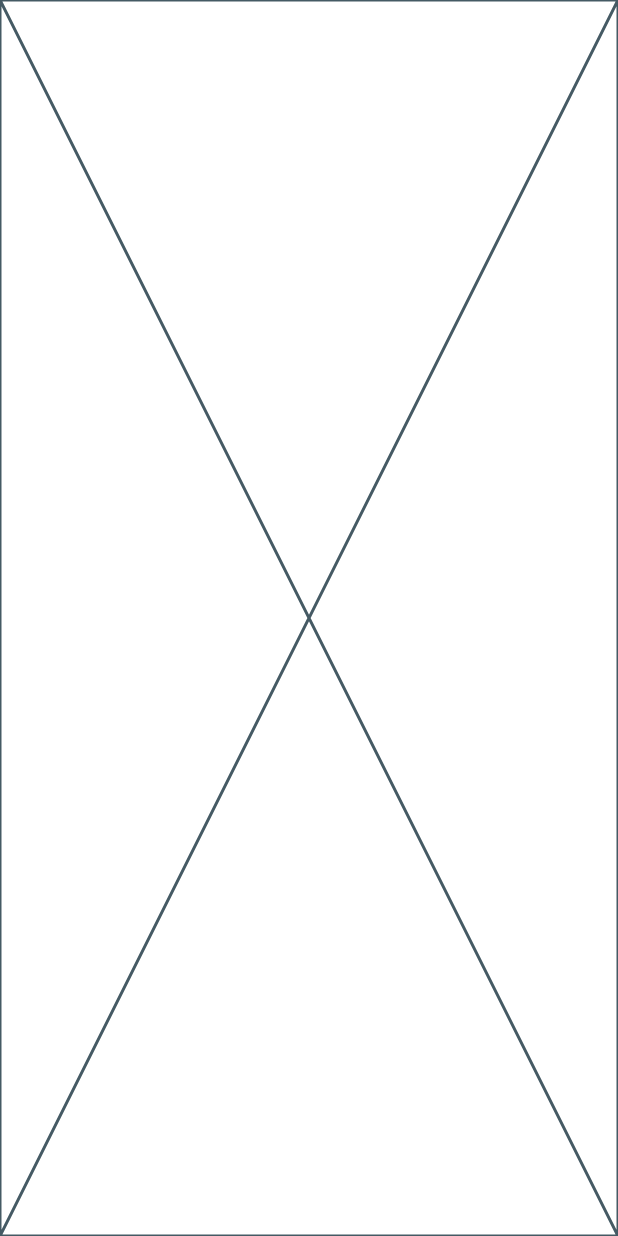
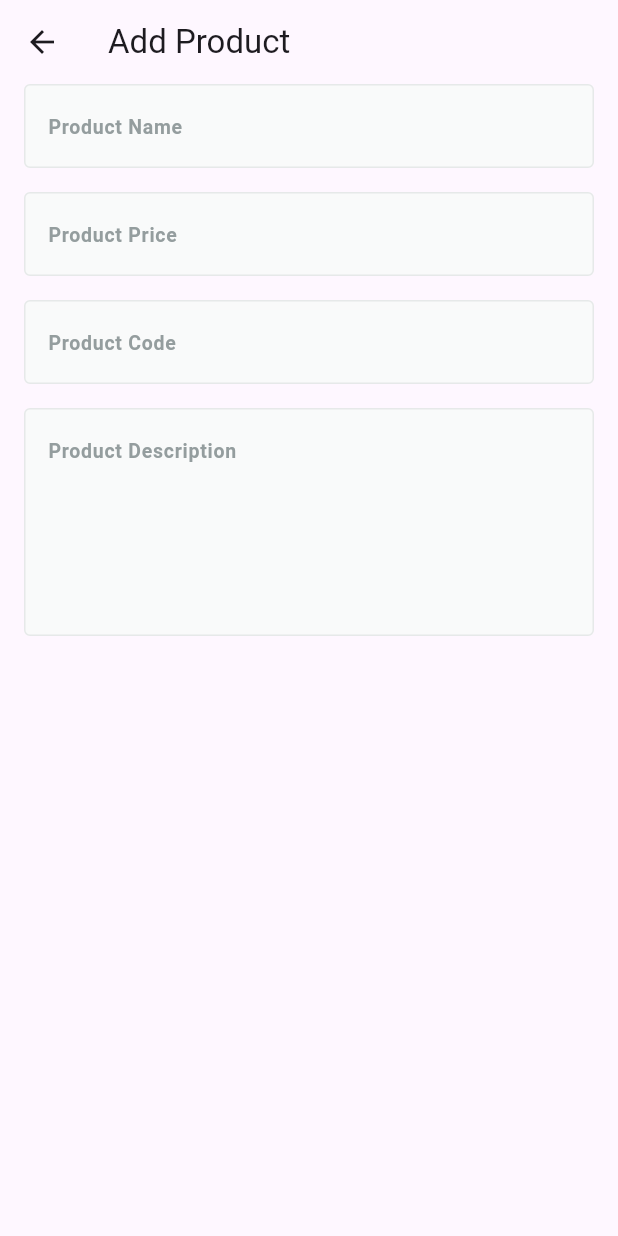
Before and after one commit to abo3amer69/fruits_hup_dashboard, a Flutter app: the screen it shows after launch, after a tap on "Add Data", on a phone screen of 412 x 824 dp. Run offline on Flutter 3.47's test engine with Material 3 defaults, Android fonts, the phone set to English and light mode, and no system bars; our stand-ins replace firebase_core; accounts and stored records are empty.

Commit message:
Add CustomTextFormField and update AddProductView
Created a new `CustomTextFormField` widget for reusable text form fields with consistent styling. Updated `AddProductView` to use the new `CustomTextFormField` for product name, price, code, and description inputs, and added an app bar with the title "Add Product".

```diff
--- /dev/null
+++ b/lib/core/custom_text_form_field.dart
@@ -0,0 +1,59 @@
+import 'package:flutter/material.dart';
+
+import 'utils/app_text_style.dart';
+
+class CustomTextFormField extends StatelessWidget {
+  const CustomTextFormField(
+      {super.key,
+      required this.hintText,
+      required this.textInputType,
+      this.suffixIcon,
+      this.onSaved,
+      this.obscureText = false,
+      this.maxLines});
+
+  final String hintText;
+  final int? maxLines;
+  final TextInputType textInputType;
+  final Widget? suffixIcon;
+  final void Function(String?)? onSaved;
+  final bool obscureText;
+
+  @override
+  Widget build(BuildContext context) {
+    return TextFormField(
+      maxLines: maxLines,
+      obscureText: obscureText,
+      onSaved: onSaved,
+      validator: (value) {
+        if (value == null || value.isEmpty) {
+          return 'هذا الحقل مطلوب';
+        }
+        return null;
+      },
+      keyboardType: textInputType,
+      decoration: InputDecoration(
+        suffixIcon: suffixIcon,
+        hintStyle: TextStyles.bold13.copyWith(
+          color: const Color(0xff949D9E),
+        ),
+        hintText: hintText,
+        filled: true,
+        fillColor: const Color(0xffF9FAFA),
+        border: buildBorde(),
+        enabledBorder: buildBorde(),
+        focusedBorder: buildBorde(),
+      ),
+    );
+  }
+
+  OutlineInputBorder buildBorde() {
+    return OutlineInputBorder(
+      borderRadius: BorderRadius.circular(4),
+      borderSide: const BorderSide(
+        width: 1,
+        color: Color(0xffE6E9E9),
+      ),
+    );
+  }
+}
--- /dev/null
+++ b/lib/core/widget/build_app_bar.dart
@@ -0,0 +1,9 @@
+import 'package:flutter/material.dart';
+
+AppBar BuildAppBar(String text) {
+  return AppBar(
+    title: Text(
+      text,
+    ),
+  );
+}
--- a/lib/features/add_product/presentation/views/add_product_view.dart
+++ b/lib/features/add_product/presentation/views/add_product_view.dart
@@ -1,4 +1,7 @@
 import 'package:flutter/material.dart';
+import 'package:fruits_hup_dashboard/features/add_product/presentation/views/widget/add_prouduct_view_body.dart';
+
+import '../../../../core/widget/build_app_bar.dart';
 
 class AddProductView extends StatelessWidget {
   const AddProductView({super.key});
@@ -6,6 +9,11 @@ class AddProductView extends StatelessWidget {
 
   @override
   Widget build(BuildContext context) {
-    return const Placeholder();
+    return Scaffold(
+      appBar: BuildAppBar(
+        'Add Product',
+      ),
+      body: const AddProuductViewBody(),
+    );
   }
 }
--- a/lib/features/add_product/presentation/views/widget/add_prouduct_view_body.dart
+++ b/lib/features/add_product/presentation/views/widget/add_prouduct_view_body.dart
@@ -1,4 +1,5 @@
 import 'package:flutter/material.dart';
+import 'package:fruits_hup_dashboard/core/custom_text_form_field.dart';
 
 class AddProuductViewBody extends StatefulWidget {
   const AddProuductViewBody({super.key});
@@ -12,11 +13,48 @@ class _AddProuductViewBodyState extends State<AddProuductViewBody> {
   AutovalidateMode autoValidateMode = AutovalidateMode.disabled;
   @override
   Widget build(BuildContext context) {
-    return SingleChildScrollView(
-      child: Form(
-        autovalidateMode: autoValidateMode,
-        key: _formKey,
-        child: const Column(),
+    return Padding(
+      padding: const EdgeInsets.symmetric(
+        horizontal: 16,
+      ),
+      child: SingleChildScrollView(
+        child: Form(
+          autovalidateMode: autoValidateMode,
+          key: _formKey,
+          child: const Column(
+            children: [
+              CustomTextFormField(
+                hintText: 'Product Name',
+                textInputType: TextInputType.text,
+              ),
+              SizedBox(
+                height: 16,
+              ),
+              CustomTextFormField(
+                hintText: 'Product Price',
+                textInputType: TextInputType.number,
+              ),
+              SizedBox(
+                height: 16,
+              ),
+              CustomTextFormField(
+                hintText: 'Product Code',
+                textInputType: TextInputType.number,
+              ),
+              SizedBox(
+                height: 16,
+              ),
+              CustomTextFormField(
+                hintText: 'Product Description',
+                textInputType: TextInputType.text,
+                maxLines: 5,
+              ),
+              SizedBox(
+                height: 16,
+              ),
+            ],
+          ),
+        ),
       ),
     );
   }
```
